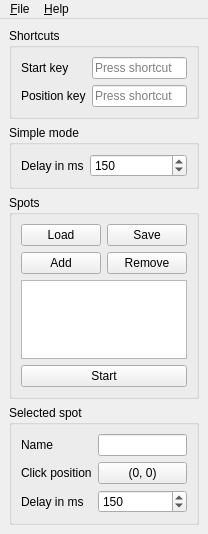
Before: the Qt Designer form ui/mainwindow.ui in kervala/autoclicker, drawn with Qt 5.
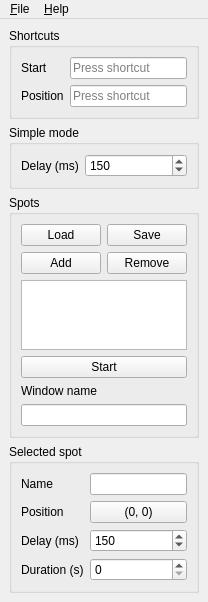
After: the same form once the commit is applied.

Commit message: Changed: Add duration to Spot

The edit to the form file:
```diff
--- a/ui/mainwindow.ui
+++ b/ui/mainwindow.ui
@@ -7,7 +7,7 @@
     <x>0</x>
     <y>0</y>
     <width>196</width>
-    <height>534</height>
+    <height>567</height>
    </rect>
   </property>
   <widget class="QWidget" name="centralwidget">
@@ -21,7 +21,7 @@
        <item row="0" column="0">
         <widget class="QLabel" name="startKeyLabel">
          <property name="text">
-          <string>Start key</string>
+          <string>Start</string>
          </property>
         </widget>
        </item>
@@ -35,7 +35,7 @@
        <item row="1" column="0">
         <widget class="QLabel" name="label">
          <property name="text">
-          <string>Position key</string>
+          <string>Position</string>
          </property>
         </widget>
        </item>
@@ -58,7 +58,7 @@
        <item row="0" column="0">
         <widget class="QLabel" name="defaultDelayLabel">
          <property name="text">
-          <string>Delay in ms</string>
+          <string>Delay (ms)</string>
          </property>
         </widget>
        </item>
@@ -136,6 +136,16 @@
          </property>
         </widget>
        </item>
+       <item>
+        <widget class="QLabel" name="windowLabel">
+         <property name="text">
+          <string>Window name</string>
+         </property>
+        </widget>
+       </item>
+       <item>
+        <widget class="QLineEdit" name="windowLineEdit"/>
+       </item>
       </layout>
      </widget>
     </item>
@@ -158,10 +168,27 @@
        <item row="0" column="1">
         <widget class="QLineEdit" name="nameLineEdit"/>
        </item>
+       <item row="1" column="0">
+        <widget class="QLabel" name="positionLabel">
+         <property name="text">
+          <string>Position</string>
+         </property>
+         <property name="buddy">
+          <cstring>positionPushButton</cstring>
+         </property>
+        </widget>
+       </item>
+       <item row="1" column="1">
+        <widget class="QPushButton" name="positionPushButton">
+         <property name="text">
+          <string>(0, 0)</string>
+         </property>
+        </widget>
+       </item>
        <item row="2" column="0">
         <widget class="QLabel" name="delayLabel">
          <property name="text">
-          <string>Delay in ms</string>
+          <string>Delay (ms)</string>
          </property>
          <property name="buddy">
           <cstring>delaySpinBox</cstring>
@@ -184,22 +211,15 @@
          </property>
         </widget>
        </item>
-       <item row="1" column="0">
-        <widget class="QLabel" name="positionLabel">
+       <item row="3" column="0">
+        <widget class="QLabel" name="durationLabel">
          <property name="text">
-          <string>Click position</string>
-         </property>
-         <property name="buddy">
-          <cstring>positionPushButton</cstring>
+          <string>Duration (s)</string>
          </property>
         </widget>
        </item>
-       <item row="1" column="1">
-        <widget class="QPushButton" name="positionPushButton">
-         <property name="text">
-          <string>(0, 0)</string>
-         </property>
-        </widget>
+       <item row="3" column="1">
+        <widget class="QSpinBox" name="durationSpinBox"/>
        </item>
       </layout>
      </widget>
```
Left out of the diff: 15 changed lines with no effect on the pictures. The commit also changes 4 other files.
